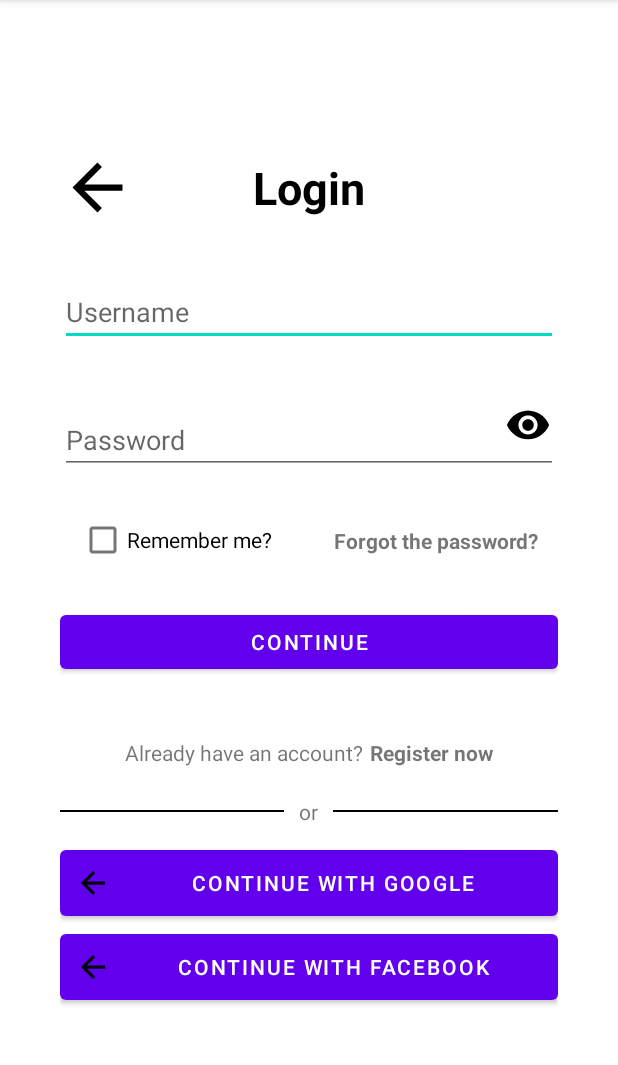
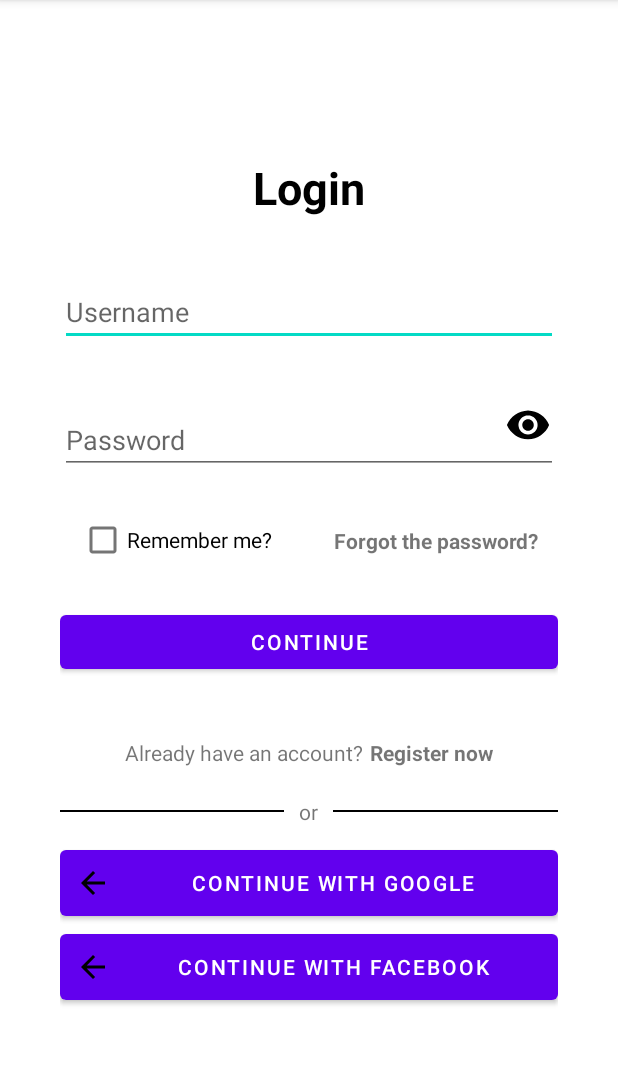
Before and after one commit to AgileTech-WV61/Mobile-app, an Android app: the LoginActivity screen opened directly, with no data from a screen before it, on a phone screen of 412 x 824 dp, the part 84-1149 px from its top. Run offline under Robolectric (Android 15) with nearby library versions, the phone set to English and light mode, and no system bars.

Commit message:
Update activity_login_view.xml

```diff
--- a/app/src/main/res/layout/activity_login_view.xml
+++ b/app/src/main/res/layout/activity_login_view.xml
@@ -14,14 +14,6 @@
         android:layout_height="wrap_content"
         android:orientation="horizontal">
 
-        <ImageView
-            android:id="@+id/backIcon"
-            android:layout_width="50dp"
-            android:layout_height="50dp"
-            android:layout_gravity="center_vertical"
-            android:layout_marginTop="10dp"
-            android:layout_marginBottom="10dp"
-            android:src="@drawable/ic_baseline_arrow_back_24"/>
         <TextView
             android:layout_width="match_parent"
             android:layout_height="wrap_content"
@@ -30,7 +22,6 @@
             android:gravity="center"
             android:layout_marginTop="20dp"
             android:layout_marginBottom="20dp"
-            android:layout_marginLeft="-50dp"
             android:textStyle="bold"
             android:textColor="@color/black"/>
     </LinearLayout>
```
